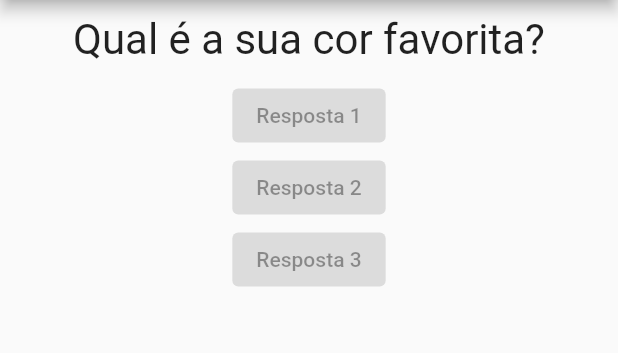
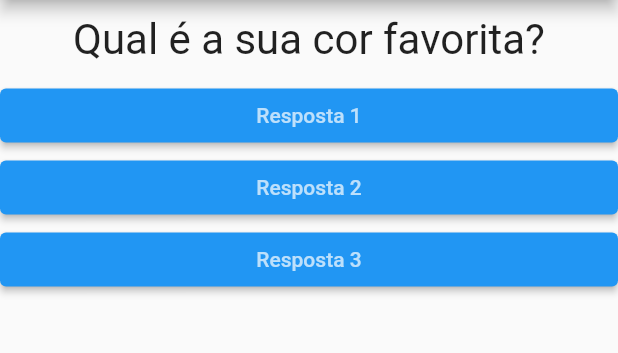
Before and after one commit to Daniel-Fonseca-da-Silva/Projeto_Perguntas, a Flutter app: the screen it shows after launch, on a phone screen of 412 x 824 dp, the part 84-437 px from its top. Run offline on Flutter 3.47's test engine with Material 2 defaults, Android fonts, the phone set to English and light mode, and no system bars.

Commit message:
Configurado arquivos main e resposta com map, construtores e estrings

```diff
--- a/lib/main.dart
+++ b/lib/main.dart
@@ -14,15 +14,24 @@ class _PerguntaAppState extends State<PerguntaApp> {
     setState(() {
       _perguntaSelecionada++;
     });
-    print(_perguntaSelecionada);
   }
 
   // Metódo build
   @override // <- Sobrescrevendo o método build
   Widget build(BuildContext context) {
-    final List<String> perguntas = [
-      'Qual é a sua cor favorita?',
-      'Qual é o seu animal favorito?',
+    final List<Map<String, Object>> perguntas = [
+      {
+        'texto': 'Qual é a sua cor favorita?',
+        'respostas': ['Preto', 'Vermelho', 'Verde', 'Branco']
+      },
+      {
+        'texto': 'Qual é o seu animal favorito?',
+        'respostas': ['Peixe', 'Cobra', 'Ave', 'Gato']
+      },
+      {
+        'texto': 'Qual é o seu instrutor favorito?',
+        'respostas': ['Nikolai', 'Irina', 'Pietro', 'Will']
+      }
     ];
 
     return new MaterialApp(
@@ -32,10 +41,10 @@ class _PerguntaAppState extends State<PerguntaApp> {
         ),
         body: Column(
           children: <Widget>[
-            Questao(perguntas[_perguntaSelecionada]),
-            Resposta('Resposta 1'),
-            Resposta('Resposta 2'),
-            Resposta('Resposta 3'),
+            Questao(perguntas[_perguntaSelecionada] ['texto'].toString()),
+            Resposta('Resposta 1', _responder),
+            Resposta('Resposta 2', _responder),
+            Resposta('Resposta 3', _responder),
           ],
         ),
       ),
--- a/lib/resposta.dart
+++ b/lib/resposta.dart
@@ -4,14 +4,26 @@ class Resposta extends StatelessWidget {
   // Variável
   final String texto;
 
+  // Função vazia
+  final void Function() quandoSelecionado;
+
   // Construtor
-  Resposta(this.texto);
+  Resposta(this.texto, this.quandoSelecionado);
 
   @override
   Widget build(BuildContext context) {
-    return ElevatedButton(
-      child: Text(texto),
-      onPressed: null,
+    return Container(
+      width: double.infinity,
+      child: ElevatedButton(
+        style: ElevatedButton.styleFrom(
+          primary: Colors.blue
+        ),
+        child: Text(
+          texto,
+          style: TextStyle(color: Colors.white70),
+          ),
+        onPressed: quandoSelecionado, // Quando pressionado chame a função
+      ),
     );
   }
 }
```
